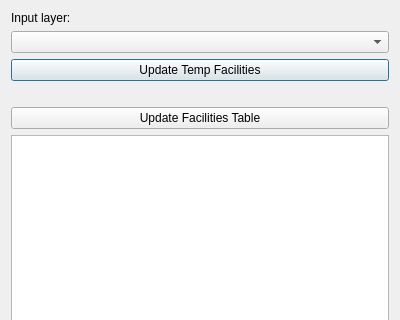
The window that update_facilities/update_facilities_dialog_base.ui (linz/nz-facilities) describes before a commit, drawn with Qt 5; both pictures show x 0 to 400 and y 0 to 320 of the 400 by 537 pixel window.
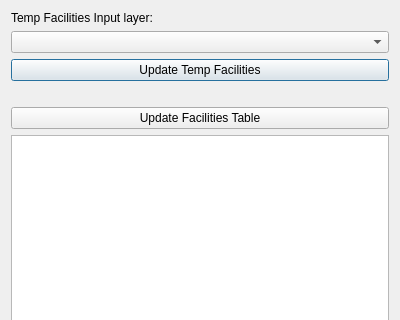
The same window after the commit. Custom widgets are drawn as their Qt base class.

```diff
--- a/update_facilities/update_facilities_dialog_base.ui
+++ b/update_facilities/update_facilities_dialog_base.ui
@@ -17,7 +17,7 @@
    <item>
     <widget class="QLabel" name="label">
      <property name="text">
-      <string>Input layer:</string>
+      <string>Temp Facilities Input layer:</string>
      </property>
     </widget>
    </item>
```
Left out of the diff: 9 changed lines with no effect on the pictures.
